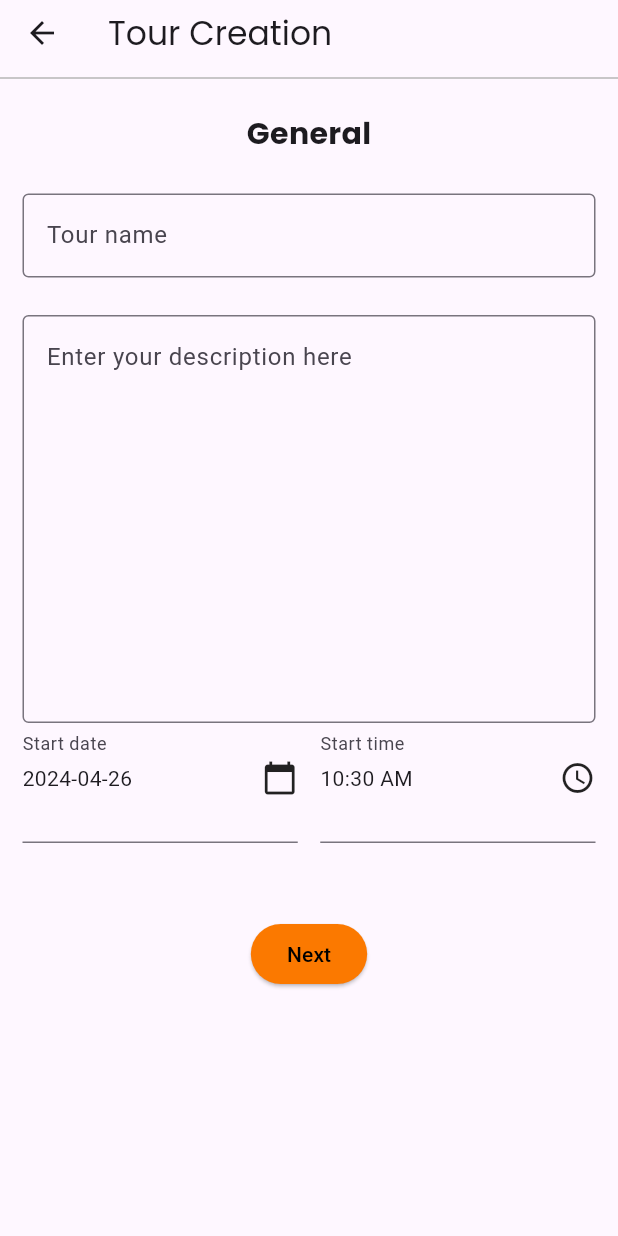
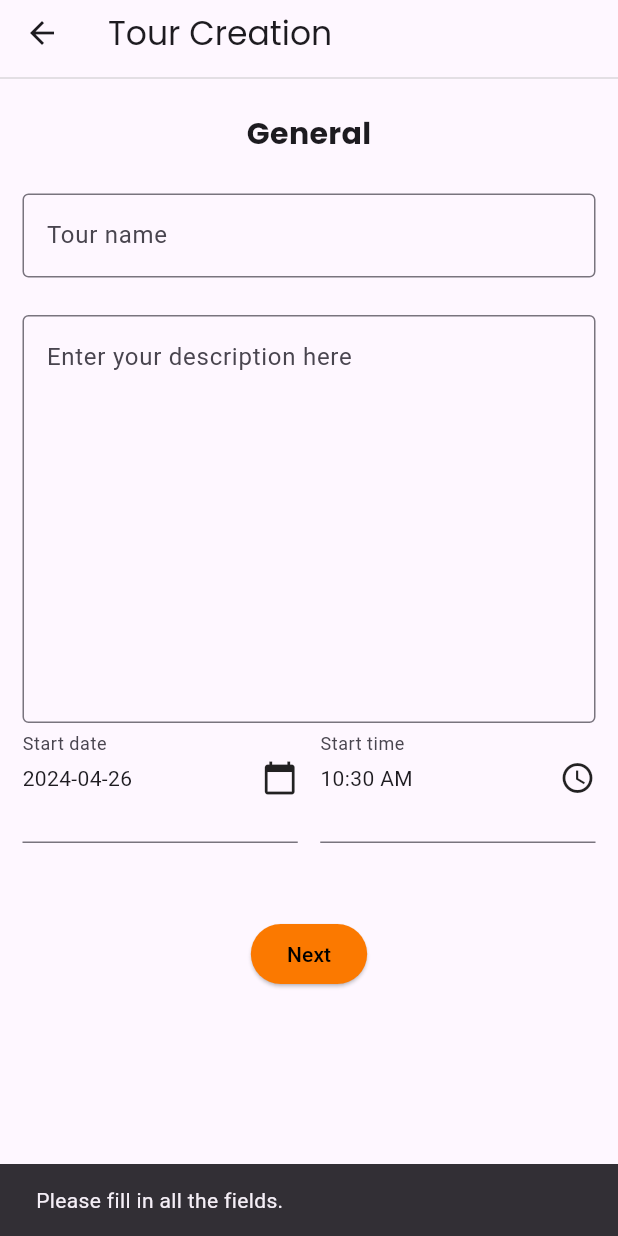
Before and after one commit to hvlkk/Guidely, a Flutter app: the TourCreatorScreen screen opened directly, after a tap on "Next", on a phone screen of 412 x 824 dp. Run offline on Flutter 3.47's test engine with Material 3 defaults, Android fonts, the phone set to English and light mode, and no system bars; our stand-ins replace cloud_firestore, firebase_auth, firebase_core, firebase_storage, flutter_riverpod, flutter_svg and 2 more; accounts and stored records are empty; network calls fail.

Commit message:
Validate first tour creation screen

```diff
--- a/lib/screens/util/tour_creation/tour_creator.dart
+++ b/lib/screens/util/tour_creation/tour_creator.dart
@@ -11,6 +11,8 @@ class TourCreatorScreen extends StatefulWidget {
 class _TourCreatorScreenState extends State<TourCreatorScreen> {
   DateTime _selectedDate = DateTime.now();
   TimeOfDay _selectedTime = TimeOfDay.now();
+  final _tourTitleController = TextEditingController();
+  final _tourDescriptionController = TextEditingController();
 
   Future<void> _selectDate(BuildContext context) async {
     final DateTime? picked = await showDatePicker(
@@ -19,14 +21,9 @@ class _TourCreatorScreenState extends State<TourCreatorScreen> {
       firstDate: DateTime(2015, 8),
       lastDate: DateTime(2101),
     );
-    // validate also that the date is does not exceed the current date
-    if (picked != null &&
-        picked != _selectedDate &&
-        picked.isAfter(DateTime.now())) {
     setState(() {
-        _selectedDate = picked;
+      _selectedDate = picked!;
     });
-    }
   }
 
   Future<void> _selectTime(BuildContext context) async {
@@ -34,11 +31,33 @@ class _TourCreatorScreenState extends State<TourCreatorScreen> {
       context: context,
       initialTime: _selectedTime,
     );
-    if (picked != null && picked != _selectedTime) {
     setState(() {
-        _selectedTime = picked;
+      _selectedTime = picked!;
     });
   }
+
+  void _submit() {
+    // validate the form
+    if (_tourTitleController.text.isEmpty ||
+        _tourDescriptionController.text.isEmpty) {
+      ScaffoldMessenger.of(context).showSnackBar(
+        const SnackBar(
+          content: Text('Please fill in all the fields.'),
+        ),
+      );
+      return;
+    }
+    // validate the date
+    if (_selectedDate.isBefore(DateTime.now())) {
+      ScaffoldMessenger.of(context).showSnackBar(
+        const SnackBar(
+          content: Text('Please select a correct date.'),
+        ),
+      );
+      return;
+    }
+
+    // navigate to the next screen
   }
 
   @override
@@ -51,7 +70,7 @@ class _TourCreatorScreenState extends State<TourCreatorScreen> {
           preferredSize: Size.fromHeight(4.0),
           child: Divider(
             color: MainColors.divider,
-            thickness: 1.0,
+            thickness: 0.5,
           ),
         ),
       ),
@@ -72,9 +91,11 @@ class _TourCreatorScreenState extends State<TourCreatorScreen> {
                 hintText: 'Enter the name of the tour',
                 border: OutlineInputBorder(),
               ),
+              controller: _tourTitleController,
             ),
             const SizedBox(height: 25),
-            TextFormField(
+            GestureDetector(
+              child: TextFormField(
                 decoration: const InputDecoration(
                   hintText: 'Enter your description here',
                   border: OutlineInputBorder(
@@ -83,7 +104,14 @@ class _TourCreatorScreenState extends State<TourCreatorScreen> {
                   fillColor: MainColors.textHint,
                 ),
                 keyboardType: TextInputType.multiline,
+                controller: _tourDescriptionController,
                 maxLines: 10,
+              ),
+              onTap: () {
+                FocusScope.of(context).requestFocus(
+                  FocusNode(),
+                );
+              },
             ),
             Row(
               children: [
@@ -136,6 +164,7 @@ class _TourCreatorScreenState extends State<TourCreatorScreen> {
             ElevatedButton(
               onPressed: () {
                 // submit the tour
+                _submit();
               },
               style: ButtonStyle(
                 backgroundColor:
--- a/lib/screens/util/tour_guide_registration/tour_registration_template.dart
+++ b/lib/screens/util/tour_guide_registration/tour_registration_template.dart
@@ -20,7 +20,8 @@ class RegistrationScreenTemplate extends StatelessWidget {
     return GestureDetector(
       onTap: () {
         FocusScope.of(context).requestFocus(
-            FocusNode()); // use to dismiss the keyboard when the user taps outside the text field
+          FocusNode(),
+        ); // use to dismiss the keyboard when the user taps outside the text field
       },
       child: Scaffold(
         appBar: AppBar(
```
Lines whose indentation alone changed are shown as unchanged.
